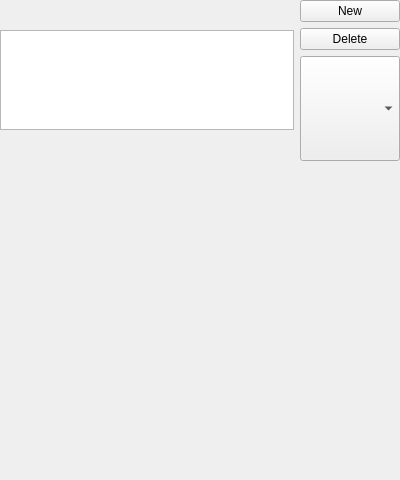
StasJ/vapor-formatted, file apps/vaporgui/ui/renderselector.ui: the form before one commit.
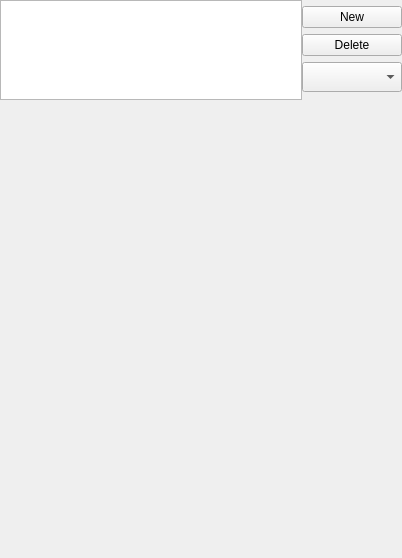
The form after the commit. The open tabs and pages were chosen to show the change.

```diff
--- a/apps/vaporgui/ui/renderselector.ui
+++ b/apps/vaporgui/ui/renderselector.ui
@@ -6,8 +6,8 @@
    <rect>
     <x>0</x>
     <y>0</y>
-    <width>369</width>
-    <height>480</height>
+    <width>402</width>
+    <height>558</height>
    </rect>
   </property>
   <property name="windowTitle">
@@ -18,11 +18,23 @@
     <number>0</number>
    </property>
    <item>
-    <layout class="QVBoxLayout" name="verticalLayout">
+    <layout class="QVBoxLayout" name="verticalLayout" stretch="0,1,0">
+     <property name="spacing">
+      <number>4</number>
+     </property>
      <item>
-      <layout class="QHBoxLayout" name="horizontalLayout_2">
+      <layout class="QHBoxLayout" name="horizontalLayout_2" stretch="0,0">
+       <property name="spacing">
+        <number>0</number>
+       </property>
+       <property name="sizeConstraint">
+        <enum>QLayout::SetMinimumSize</enum>
+       </property>
        <item>
         <layout class="QVBoxLayout" name="verticalLayout_2">
+         <property name="spacing">
+          <number>0</number>
+         </property>
          <item>
           <widget class="QTableWidget" name="tableWidget">
            <property name="minimumSize">
@@ -42,10 +54,29 @@
            </attribute>
           </widget>
          </item>
+         <item>
+          <spacer name="verticalSpacer_3">
+           <property name="orientation">
+            <enum>Qt::Vertical</enum>
+           </property>
+           <property name="sizeType">
+            <enum>QSizePolicy::Minimum</enum>
+           </property>
+           <property name="sizeHint" stdset="0">
+            <size>
+             <width>20</width>
+             <height>0</height>
+            </size>
+           </property>
+          </spacer>
+         </item>
         </layout>
        </item>
        <item>
         <layout class="QVBoxLayout" name="verticalLayout_3">
+         <property name="spacing">
+          <number>0</number>
+         </property>
          <item>
           <widget class="QPushButton" name="newButton">
            <property name="sizePolicy">
@@ -113,7 +144,7 @@
            <property name="maximumSize">
             <size>
              <width>150</width>
-             <height>16777215</height>
+             <height>30</height>
             </size>
            </property>
            <property name="focusPolicy">
@@ -121,26 +152,26 @@
            </property>
           </widget>
          </item>
+         <item>
+          <spacer name="verticalSpacer_2">
+           <property name="orientation">
+            <enum>Qt::Vertical</enum>
+           </property>
+           <property name="sizeType">
+            <enum>QSizePolicy::Minimum</enum>
+           </property>
+           <property name="sizeHint" stdset="0">
+            <size>
+             <width>20</width>
+             <height>0</height>
+            </size>
+           </property>
+          </spacer>
+         </item>
         </layout>
        </item>
       </layout>
      </item>
-     <item>
-      <spacer name="verticalSpacer">
-       <property name="orientation">
-        <enum>Qt::Vertical</enum>
-       </property>
-       <property name="sizeType">
-        <enum>QSizePolicy::Fixed</enum>
-       </property>
-       <property name="sizeHint" stdset="0">
-        <size>
-         <width>20</width>
-         <height>13</height>
-        </size>
-       </property>
-      </spacer>
-     </item>
      <item>
       <widget class="QFrame" name="stackedWidgetFrame">
        <property name="sizePolicy">
@@ -152,7 +183,7 @@
        <property name="minimumSize">
         <size>
          <width>400</width>
-         <height>300</height>
+         <height>450</height>
         </size>
        </property>
        <property name="frameShape">
@@ -164,7 +195,25 @@
        <property name="lineWidth">
         <number>0</number>
        </property>
-       <layout class="QHBoxLayout" name="horizontalLayout_4">
+       <layout class="QHBoxLayout" name="horizontalLayout_4" stretch="0">
+        <property name="spacing">
+         <number>0</number>
+        </property>
+        <property name="sizeConstraint">
+         <enum>QLayout::SetMaximumSize</enum>
+        </property>
+        <property name="leftMargin">
+         <number>0</number>
+        </property>
+        <property name="topMargin">
+         <number>0</number>
+        </property>
+        <property name="rightMargin">
+         <number>0</number>
+        </property>
+        <property name="bottomMargin">
+         <number>0</number>
+        </property>
         <item>
          <widget class="QStackedWidget" name="stackedWidget">
           <widget class="QWidget" name="page"/>
@@ -174,6 +223,22 @@
        </layout>
       </widget>
      </item>
+     <item>
+      <spacer name="verticalSpacer">
+       <property name="orientation">
+        <enum>Qt::Vertical</enum>
+       </property>
+       <property name="sizeType">
+        <enum>QSizePolicy::Minimum</enum>
+       </property>
+       <property name="sizeHint" stdset="0">
+        <size>
+         <width>20</width>
+         <height>0</height>
+        </size>
+       </property>
+      </spacer>
+     </item>
     </layout>
    </item>
   </layout>
```
Left out of the diff: 14 changed lines with no effect on the pictures.
